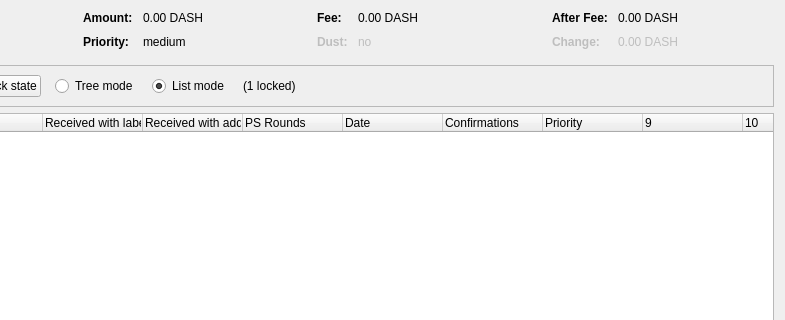
The window that src/qt/forms/coincontroldialog.ui (qazxswqw/q) describes before a commit, drawn with Qt 5; both pictures show x 169 to 954 and y 0 to 320 of the 954 by 500 pixel window.
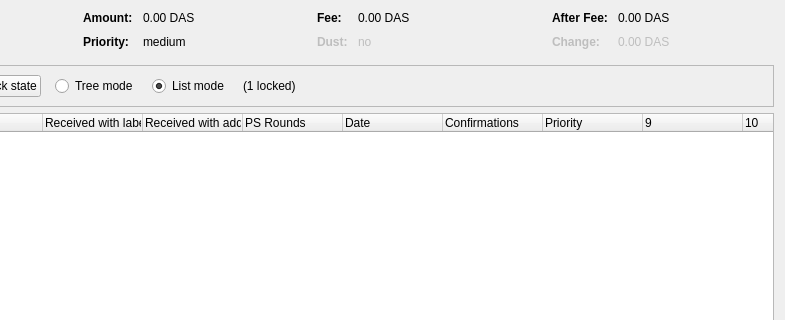
The same window after the commit. Custom widgets are drawn as their Qt base class.

What changed in the file:
```diff
--- a/src/qt/forms/coincontroldialog.ui
+++ b/src/qt/forms/coincontroldialog.ui
@@ -132,7 +132,7 @@
           <enum>Qt::ActionsContextMenu</enum>
          </property>
          <property name="text">
-          <string notr="true">0.00 DASH</string>
+          <string notr="true">0.00 DAS</string>
          </property>
          <property name="textInteractionFlags">
           <set>Qt::LinksAccessibleByMouse|Qt::TextSelectableByKeyboard|Qt::TextSelectableByMouse</set>
@@ -206,7 +206,7 @@
           <enum>Qt::ActionsContextMenu</enum>
          </property>
          <property name="text">
-          <string notr="true">0.00 DASH</string>
+          <string notr="true">0.00 DAS</string>
          </property>
          <property name="textInteractionFlags">
           <set>Qt::LinksAccessibleByMouse|Qt::TextSelectableByKeyboard|Qt::TextSelectableByMouse</set>
@@ -286,7 +286,7 @@
           <enum>Qt::ActionsContextMenu</enum>
          </property>
          <property name="text">
-          <string notr="true">0.00 DASH</string>
+          <string notr="true">0.00 DAS</string>
          </property>
          <property name="textInteractionFlags">
           <set>Qt::LinksAccessibleByMouse|Qt::TextSelectableByKeyboard|Qt::TextSelectableByMouse</set>
@@ -321,7 +321,7 @@
           <enum>Qt::ActionsContextMenu</enum>
          </property>
          <property name="text">
-          <string notr="true">0.00 DASH</string>
+          <string notr="true">0.00 DAS</string>
          </property>
          <property name="textInteractionFlags">
           <set>Qt::LinksAccessibleByMouse|Qt::TextSelectableByKeyboard|Qt::TextSelectableByMouse</set>
```
